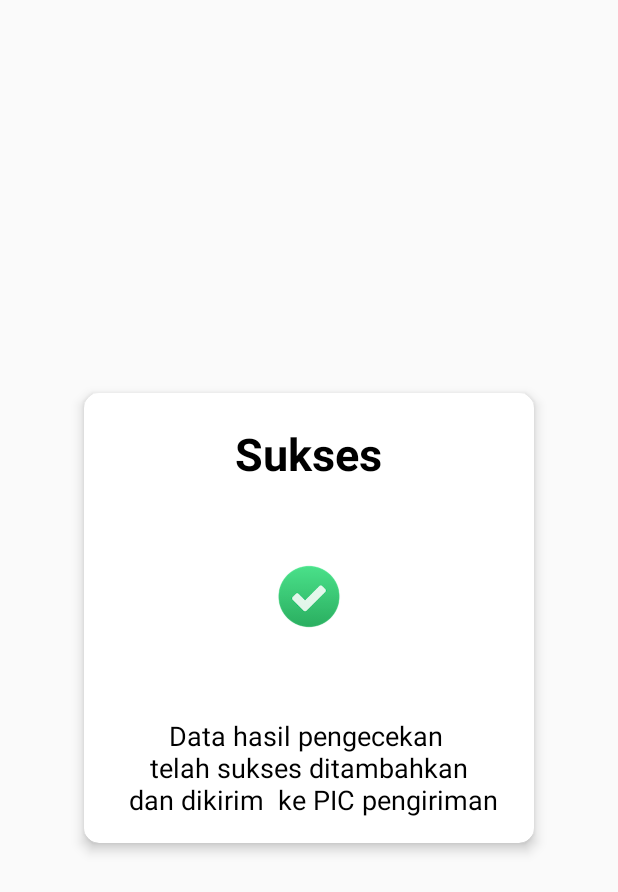
After one commit to drzain/amdes, an Android app: the layout popup_shipping.xml on its own in the app's theme, with its tools: preview values and no code run, on a phone screen of 412 x 824 dp. The commit adds this screen. Shown: the top 892 px of the screen. Run offline under Robolectric (Android 15) with nearby library versions, the phone set to English and light mode, and no system bars; network calls fail.

Commit message:
update shipping

```diff
--- a/app/src/main/java/com/sip/amdesmobile/FormShippingActivity.java
+++ b/app/src/main/java/com/sip/amdesmobile/FormShippingActivity.java
@@ -1,13 +1,53 @@
 package com.sip.amdesmobile;
 
+import android.app.Dialog;
+import android.content.Intent;
+import android.graphics.Color;
+import android.graphics.drawable.ColorDrawable;
 import android.support.v7.app.AppCompatActivity;
 import android.os.Bundle;
+import android.view.View;
+import android.widget.Button;
+import android.widget.LinearLayout;
 
 public class FormShippingActivity extends AppCompatActivity {
 
-    @Override
-    protected void onCreate(Bundle savedInstanceState) {
+    Button btn_shippiing_simpan;
+    Dialog myDialog;
+    LinearLayout popup_sukses;
+
+    protected void onCreate(Bundle savedInstanceState)
+    {
         super.onCreate(savedInstanceState);
         setContentView(R.layout.activity_form_shipping);
+        myDialog = new Dialog(this);
+
+
+
+        btn_shippiing_simpan = findViewById(R.id.btn_shipping_simpan);
+        btn_shippiing_simpan.setOnClickListener(new View.OnClickListener() {
+            @Override
+            public void onClick(View v)
+            {
+
+                myDialog.setContentView(R.layout.popup_shipping);
+                myDialog.getWindow().setBackgroundDrawable(new ColorDrawable(Color.TRANSPARENT));
+                myDialog.show();
+
+                popup_sukses =(LinearLayout) myDialog.findViewById(R.id.popup_shipping_save);
+                popup_sukses.setOnClickListener(new View.OnClickListener() {
+                    @Override
+                    public void onClick(View v)
+                    {
+                        Intent i = new Intent(FormShippingActivity.this, ShippingActivity.class);
+                        startActivity(i);
+                        finish();
+
+                    }
+                });
+
+
+            }
+        });
     }
 }
--- a/app/src/main/java/com/sip/amdesmobile/ShippingActivity.java
+++ b/app/src/main/java/com/sip/amdesmobile/ShippingActivity.java
@@ -1,13 +1,30 @@
 package com.sip.amdesmobile;
 
+import android.content.Intent;
 import android.support.v7.app.AppCompatActivity;
 import android.os.Bundle;
+import android.view.View;
+import android.widget.Button;
 
-public class ShippingActivity extends AppCompatActivity {
-
+public class ShippingActivity extends AppCompatActivity
+{
+    Button btn_shipping_src;
     @Override
-    protected void onCreate(Bundle savedInstanceState) {
+    protected void onCreate(Bundle savedInstanceState)
+    {
         super.onCreate(savedInstanceState);
         setContentView(R.layout.activity_shipping);
+
+        btn_shipping_src = findViewById(R.id.btn_shipping_search);
+        btn_shipping_src.setOnClickListener(new View.OnClickListener() {
+            @Override
+            public void onClick(View v)
+            {
+                Intent intent = new Intent( ShippingActivity.this, FormShippingActivity.class);
+                startActivity(intent);
+                finish();
+            }
+        });
+
     }
 }
--- a/app/src/main/res/layout/activity_form_shipping.xml
+++ b/app/src/main/res/layout/activity_form_shipping.xml
@@ -519,7 +519,7 @@
                 android:layout_gravity="center"/>
 
             <Button
-                android:id="@+id/simpanShipping"
+                android:id="@+id/btn_shipping_simpan"
                 android:layout_width="match_parent"
                 android:layout_height="wrap_content"
                 android:layout_gravity="center_horizontal"
--- a/app/src/main/res/layout/activity_shipping.xml
+++ b/app/src/main/res/layout/activity_shipping.xml
@@ -89,7 +89,7 @@
                 android:entries="@array/mobil"/>
 
             <Button
-                android:id="@+id/btnSearchShip"
+                android:id="@+id/btn_shipping_search"
                 android:layout_width="match_parent"
                 android:layout_height="wrap_content"
                 android:layout_gravity="center_horizontal"
--- /dev/null
+++ b/app/src/main/res/layout/popup_shipping.xml
@@ -0,0 +1,112 @@
+<?xml version="1.0" encoding="utf-8"?>
+<android.support.v7.widget.CardView xmlns:android="http://schemas.android.com/apk/res/android"
+    android:layout_height="wrap_content"
+    android:layout_width="wrap_content"
+    xmlns:app="http://schemas.android.com/apk/res-auto"
+    app:cardCornerRadius="10dp"
+    app:cardElevation="5dp"
+    android:layout_gravity="center">
+    <LinearLayout
+        android:orientation="vertical"
+        android:layout_width="300dp"
+        android:layout_height="300dp"
+        android:id="@+id/popup_shipping_save">
+
+        <LinearLayout
+            android:layout_width="match_parent"
+            android:layout_height="wrap_content"
+            android:orientation="vertical">
+
+            <TextView
+                android:layout_width="wrap_content"
+                android:layout_height="wrap_content"
+                android:text="Sukses"
+                android:textSize="30sp"
+                android:textStyle="bold"
+                android:textColor="#000000"
+                android:layout_gravity="center_horizontal"
+                android:layout_marginTop="20dp"/>
+
+        </LinearLayout>
+        <LinearLayout
+
+            android:orientation="horizontal"
+            android:layout_width="match_parent"
+            android:layout_height="150dp">
+            <LinearLayout
+                android:background="@color/cardview_light_background"
+                android:gravity="center"
+                android:orientation="vertical"
+                android:layout_weight="1"
+                android:layout_width="0dp"
+                android:layout_height="match_parent">
+
+                <TextView
+                    android:layout_width="wrap_content"
+                    android:layout_height="wrap_content"
+
+                    android:textSize="18sp"
+                    android:textColor="@color/cardview_dark_background"
+                    android:gravity="center"/>
+                <TextView
+                    android:layout_width="wrap_content"
+                    android:layout_height="wrap_content"
+                    android:gravity="center"
+
+                    android:textSize="18sp"
+                    android:textStyle="bold"
+                    android:textColor="@color/cardview_dark_background"/>
+            </LinearLayout>
+            <LinearLayout
+                android:background="@color/cardview_light_background"
+                android:gravity="center"
+                android:orientation="vertical"
+                android:layout_weight="1"
+                android:layout_width="0dp"
+                android:layout_height="match_parent">
+
+                <ImageView
+                    android:layout_width="wrap_content"
+                    android:layout_height="wrap_content"
+                    android:src="@drawable/df_dialog_success"
+                    android:layout_gravity="center"
+                    android:layout_marginTop="50dp"
+                    android:layout_marginBottom="50dp"/>
+            </LinearLayout>
+            <LinearLayout
+                android:background="@color/cardview_light_background"
+                android:gravity="center"
+                android:orientation="vertical"
+                android:layout_weight="1"
+                android:layout_width="0dp"
+                android:layout_height="match_parent">
+
+                <TextView
+                    android:layout_width="wrap_content"
+                    android:layout_height="wrap_content"
+
+                    android:textSize="18sp"
+                    android:textColor="@color/cardview_dark_background"
+                    android:gravity="center"/>
+                <TextView
+                    android:layout_width="wrap_content"
+                    android:layout_height="wrap_content"
+
+                    android:textSize="18sp"
+                    android:textStyle="bold"
+                    android:textColor="@color/cardview_dark_background"
+                    android:gravity="center"/>
+            </LinearLayout>
+        </LinearLayout>
+        <TextView
+            android:layout_width="wrap_content"
+            android:layout_height="wrap_content"
+            android:text="Data hasil pengecekan \n telah sukses ditambahkan \n dan dikirim  ke PIC pengiriman"
+            android:textSize="18sp"
+            android:textAlignment="center"
+            android:textColor="#000000"
+            android:layout_gravity="center_horizontal"
+            android:layout_marginTop="5dp"/>
+
+    </LinearLayout>
+</android.support.v7.widget.CardView>
```
Also changed, not shown: app/src/main/res/drawable/df_dialog_success.png (added).
